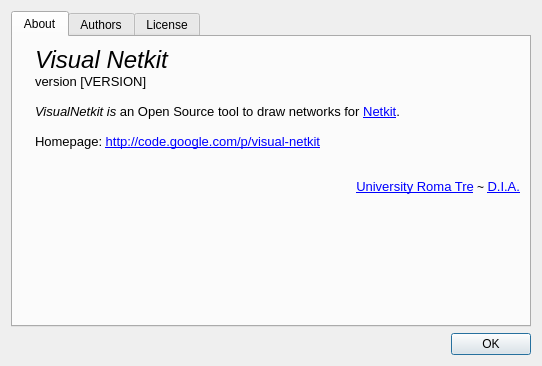
slux83/visual-netkit, file ui/about.ui: the form before one commit.
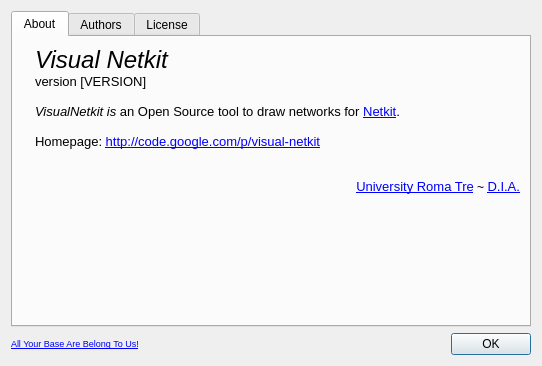
The form after the commit. Icons and pictures are not drawn.

Commit message: All your base...! *_*

The edit to the form file:
```diff
--- a/ui/about.ui
+++ b/ui/about.ui
@@ -828,6 +828,30 @@
     </widget>
    </item>
    <item>
+    <layout class="QHBoxLayout" name="horizontalLayout_4" >
+     <item>
+      <widget class="QLabel" name="label_2" >
+       <property name="font" >
+        <font>
+         <pointsize>7</pointsize>
+        </font>
+       </property>
+       <property name="toolTip" >
+        <string>Take off every 'ZIG'!!</string>
+       </property>
+       <property name="text" >
+        <string>&lt;!DOCTYPE HTML PUBLIC "-//W3C//DTD HTML 4.0//EN" "http://www.w3.org/TR/REC-html40/strict.dtd">
+&lt;html>&lt;head>&lt;meta name="qrichtext" content="1" />&lt;style type="text/css">
+p, li { white-space: pre-wrap; }
+&lt;/style>&lt;/head>&lt;body style=" font-family:'Sans Serif'; font-size:7pt; font-weight:400; font-style:normal;">
+&lt;p style=" margin-top:0px; margin-bottom:0px; margin-left:0px; margin-right:0px; -qt-block-indent:0; text-indent:0px;">&lt;a href="http://en.wikipedia.org/wiki/All_your_base_are_belong_to_us">&lt;span style=" text-decoration: underline; color:#0000ff;">All Your Base Are Belong To Us!&lt;/span>&lt;/a>&lt;/p>&lt;/body>&lt;/html></string>
+       </property>
+       <property name="openExternalLinks" >
+        <bool>true</bool>
+       </property>
+      </widget>
+     </item>
+     <item>
     <widget class="QDialogButtonBox" name="buttonBox" >
      <property name="orientation" >
       <enum>Qt::Horizontal</enum>
@@ -836,6 +860,8 @@
       <set>QDialogButtonBox::Ok</set>
      </property>
     </widget>
+     </item>
+    </layout>
    </item>
   </layout>
  </widget>
```
Left out of the diff: 25 changed lines with no effect on the pictures. Lines whose indentation alone changed are shown as unchanged.
